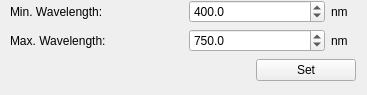
Above: pol_set_wavelength_ranges.ui from CesarCarvajal/Oxymetry-Backup-2018 before the change. Below: the same form after it.
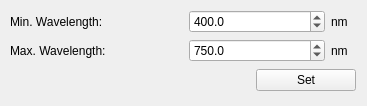
That is the form after the change.

What changed in the file:
```diff
--- a/pol_set_wavelength_ranges.ui
+++ b/pol_set_wavelength_ranges.ui
@@ -7,7 +7,7 @@
     <x>0</x>
     <y>0</y>
     <width>367</width>
-    <height>95</height>
+    <height>106</height>
    </rect>
   </property>
   <property name="windowTitle">
@@ -17,7 +17,7 @@
    <property name="geometry">
     <rect>
      <x>10</x>
-     <y>50</y>
+     <y>60</y>
      <width>351</width>
      <height>41</height>
     </rect>
@@ -34,7 +34,7 @@
       <property name="sizeHint" stdset="0">
        <size>
         <width>20</width>
-        <height>20</height>
+        <height>18</height>
        </size>
       </property>
      </spacer>
@@ -69,7 +69,7 @@
       <property name="sizeHint" stdset="0">
        <size>
         <width>5</width>
-        <height>20</height>
+        <height>18</height>
        </size>
       </property>
      </spacer>
@@ -80,7 +80,7 @@
    <property name="geometry">
     <rect>
      <x>10</x>
-     <y>0</y>
+     <y>10</y>
      <width>351</width>
      <height>52</height>
     </rect>
```
